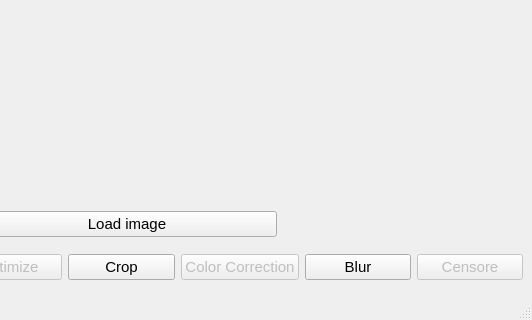
Qt form ui/main.ui (JustLian/imgtools) before a commit; both pictures show x 278 to 810 and y 300 to 620 of the 810 by 620 pixel window.
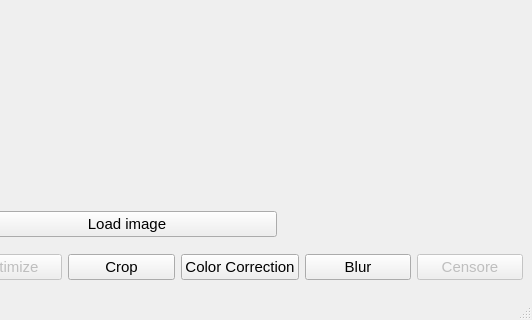
The same form after that commit.

```diff
--- a/ui/main.ui
+++ b/ui/main.ui
@@ -104,7 +104,7 @@
        <item>
         <widget class="QPushButton" name="cc_btn">
          <property name="enabled">
-          <bool>false</bool>
+          <bool>true</bool>
          </property>
          <property name="text">
           <string>Color Correction</string>
```
